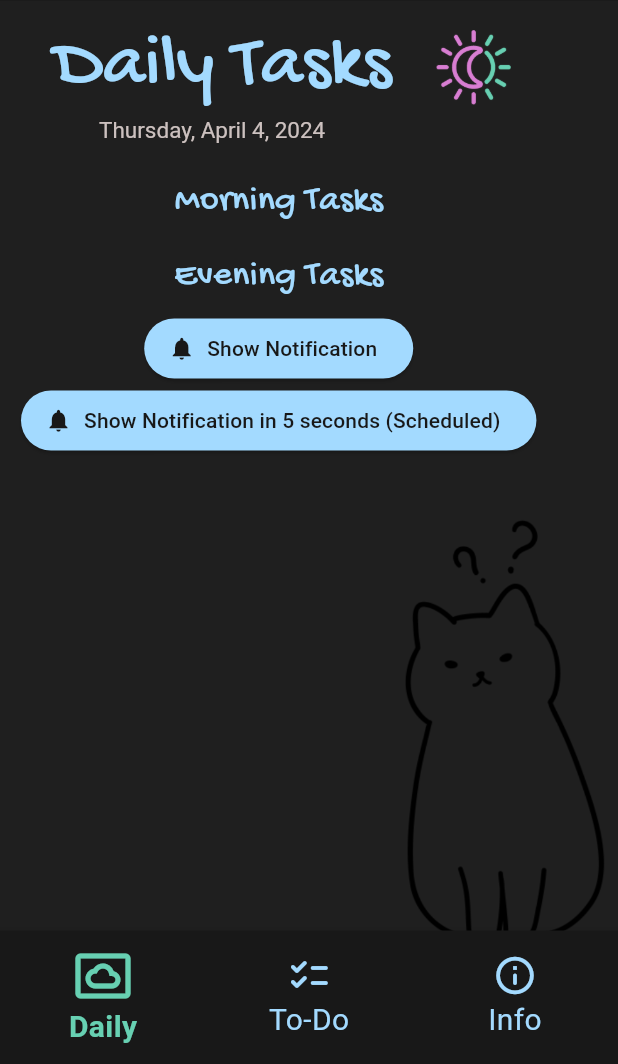
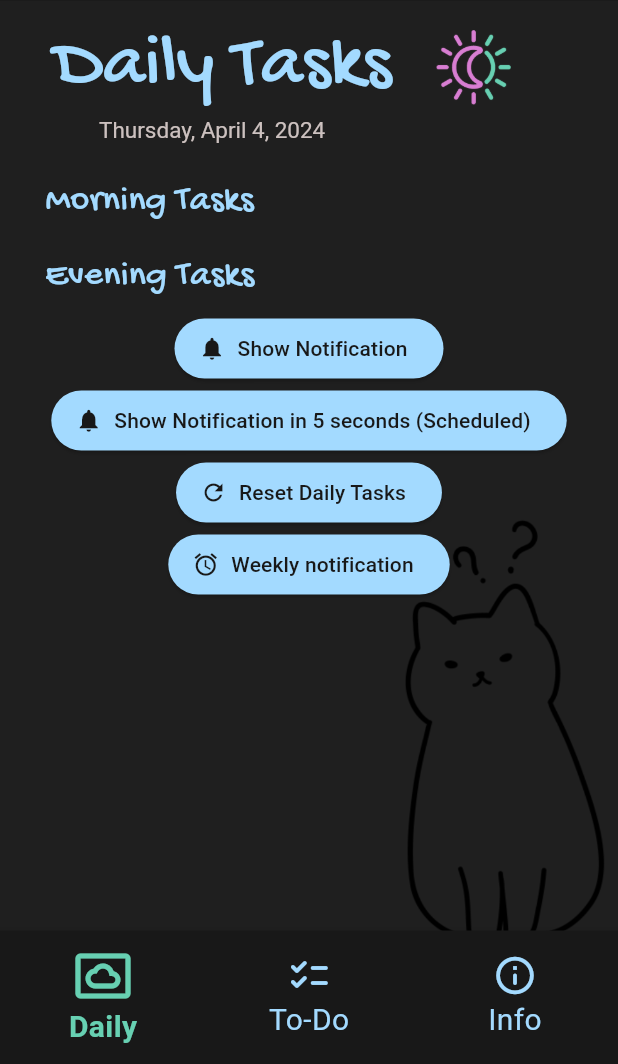
Before and after one commit to puranenjenny/scatterbrain, a Flutter app: the screen it shows after launch, after a tap on "Show Notification in 5 seconds (Schedule", on a phone screen of 412 x 824 dp, the part 172-1236 px from its top. Run offline on Flutter 3.47's test engine with Material 3 defaults, Android fonts, the phone set to English and light mode, and no system bars; our stand-ins replace flutter_local_notifications, sqflite, timezone; missing offline and left inert: android_alarm_manager_plus; accounts and stored records are empty; Roboto replaces fonts that are missing (FiraCode, FireCode).

Commit message:
daily poisto, reset alkutestit jne notificationit

```diff
--- a/lib/daily_sivu.dart
+++ b/lib/daily_sivu.dart
@@ -1,5 +1,5 @@
 import 'package:flutter/material.dart';
-import 'package:scatter_brain/api/notification_api.dart';
+import 'package:scatter_brain/notifications/notification_helper.dart';
 import 'package:intl/intl.dart';
 import 'package:scatter_brain/constants/colors.dart';
 import 'package:scatter_brain/database/daily_model.dart';
@@ -42,9 +42,53 @@
         padding: const EdgeInsets.symmetric(vertical: 8, horizontal: 16),
         child: Text(title, style: TextStyle(fontSize: 24, color: Sininen, fontFamily: 'GochiHand')),
       ),
-      for (var task in tasks)
-        Padding(
+      // Käytä ListView.builder sijaan Column widgettia paremman suorituskyvyn ja skaalautuvuuden takaamiseksi
+      ListView.builder(
+        shrinkWrap: true, // Tämä estää ListView.builderia ottamasta koko näytön korkeutta
+        physics: NeverScrollableScrollPhysics(), // Estää listan sisäisen scrollauksen
+        itemCount: tasks.length,
+        itemBuilder: (context, index) {
+          final task = tasks[index];
+          return Padding(
             padding: const EdgeInsets.symmetric(horizontal: 16),
+child: Dismissible(
+  key: Key(task.id.toString()), // uniikki avain jokaiselle tehtävälle
+  direction: DismissDirection.endToStart, // sallii pyyhkäisyn vain oikealta vasemmalle
+  confirmDismiss: (direction) async {
+    final result = await showDialog( //varmistusikkuna
+      context: context,
+      builder: (context) => AlertDialog(
+        title: Text('Remove daily task'),
+        content: Text('Do you want to delete this daily task?'),
+        actions: <Widget>[
+          TextButton(
+            onPressed: () => Navigator.of(context).pop(false),
+            child: Text('Cancel'),
+          ),
+          TextButton(
+            onPressed: () => Navigator.of(context).pop(true),
+            child: Text('Delete'),
+          ),
+        ],
+      ),
+    );
+
+    // Palauta true jos käyttäjä vahvistaa poiston, muuten false
+    return result ?? false;
+  },
+  onDismissed: (direction) {
+    // Poista tehtävä tietokannasta, jos käyttäjä vahvistaa poiston
+    DatabaseHelper.deleteDailyTask(task.id!);
+    setState(() {
+      tasks.removeAt(index); // Poista tehtävä listalta
+    });
+  },
+  background: Container(
+    color: TummaTausta,
+    child: Icon(Icons.delete, color: Pinkki),
+    alignment: Alignment.centerRight,
+    padding: EdgeInsets.symmetric(horizontal: 20.0),
+  ),
               child: CheckboxListTile(
                 title: Text(task.title, style: TextStyle(color: Turkoosi, fontFamily: 'FiraCode', fontSize: 20)),
                 value: task.done,
@@ -57,9 +101,13 @@
                 },
               ),
             ),
+          );
+        },
+      ),
     ],
   );
 }
+
 
   String _getBackgroundImage() {
     bool allMorningDone = _morningDailys.isNotEmpty && _morningDailys.every((task) => task.done);
@@ -115,8 +163,9 @@
             ),
           ),
         ),
-          SingleChildScrollView(
-            child: Padding(
+        ListView(
+          children: [
+            Padding(
               padding: const EdgeInsets.only(left: 14, right: 14, top: 0, bottom: 14),
               child: Column(
                 children: [
@@ -152,16 +201,38 @@
                     final tz.TZDateTime scheduledDate = tz.TZDateTime.now(tz.local).add(const Duration(seconds: 5));
                     await NotificationApi.show5SecondsNotification(
                       id: 1, // Uniikki ID jokaiselle ilmoitukselle
-                        title: 'Reminder',
+                      title: 'Hello there! 😊',
+                      body: 'You have unfinished tasks! Do not sink in too deep before completing them!',
+                      payload: 'payload',
+                      scheduledDate: scheduledDate, // Ajastettu aika
+                    );
+                  },
+                ),
+                _buildButton(
+                  title: 'Reset Daily Tasks',
+                  icon: Icon(Icons.refresh),
+                  onPressed: () async {
+                    await DatabaseHelper.resetAllDailysToNotDone();
+                    _loadDailys();
+                  },
+                ),
+                _buildButton(
+                  title: 'Weekly notification',
+                  icon: Icon(Icons.alarm),
+                  onPressed: () async {
+                    NotificationApi.showWeeklyNotification(
+                      id: 2,
+                      title: 'Weekly reminder',
                       body: 'You have unfinished tasks!',
                       payload: 'payload',
-                        scheduledDate: scheduledDate, // Ajastettu aika
+                      days: [DateTime.monday, DateTime.wednesday, DateTime.friday],
                     );
                   },
                 ),
                 ],
               ),
             ),
+          ],
         ),
       ],
     ),
--- a/lib/database/database_helper.dart
+++ b/lib/database/database_helper.dart
@@ -1,7 +1,8 @@
-import 'package:scatter_brain/database/daily_model.dart';
+import 'package:scatter_brain/database/daily_model.dart'; // daily luokka
+import 'package:scatter_brain/database/task_model.dart'; // task luokka
 import 'package:sqflite/sqflite.dart'; // sqflite kirjasto tietokannan käyttöön
 import 'package:path/path.dart'; // path kirjasto
-import 'package:scatter_brain/database/task_model.dart'; // task luokka
+
 
 class DatabaseHelper { // tietokannan apuluokka
   static const int _version = 1; // tietokannan versio
@@ -49,7 +50,7 @@
   static Future<List<Task>?> getTasks() async { // hae tehtävät funktio
     final db = await _getDB(); // hae tietokanta
 
-    final List<Map<String, dynamic>> maps = await db.query('Task', orderBy: 'id DESC'); // hae tehtävät tietokannasta ja järjestä id:n mukaan laskevasti
+    final List<Map<String, dynamic>> maps = await db.query('Task', orderBy: 'id DESC'); // hae tehtävät tietokannasta ja järjestä id:n mukaan laskevasti eli uusin ylös
 
     if(maps.isEmpty) return null; // jos tehtävät ovat tyhjiä, palauta null
 
@@ -82,7 +83,7 @@
     'DailyTasks', where: 'id = ?', whereArgs: [id]);
 }
 
-static Future<List<Daily>?> getDailyTasks() async {
+static Future<List<Daily>?> getDailyTasks() async { // hae kaikki daily tehtävät
   final db = await _getDB();
   final List<Map<String, dynamic>> maps = await db.query('DailyTasks');
 
@@ -95,16 +96,15 @@
 
 // daily tehtävien nollaus ja tarkistus
 
-static Future<void> resetAllDailysToNotDone() async {
+static Future<void> resetAllDailysToNotDone() async { // nollaa kaikki tehtävät joka päivä klo 5
   final Database db = await _getDB();
   await db.execute("UPDATE DailyTasks SET done = 0");
 }
 
-static Future<bool> areAllTasksDone() async {
+static Future<bool> areAllTasksDone() async { // tarkista onko kaikki tehtävät tehty, jotta voidaan päivittää kissakuvaa daily sivulla
   final Database db = await _getDB();
   final List<Map<String, dynamic>> tasks = await db.query('DailyTasks', where: 'done = 0');
   return tasks.isEmpty;
 }
 
-
 }
--- a/lib/main_sivu.dart
+++ b/lib/main_sivu.dart
@@ -1,5 +1,5 @@
 import 'package:flutter/material.dart'; // flutterin materiaalikirjasto
-import 'package:scatter_brain/api/notification_api.dart';
+import 'package:scatter_brain/notifications/notification_helper.dart';
 import 'package:scatter_brain/database/database_helper.dart';
 import 'daily_sivu.dart';
 import 'todo_sivu.dart';
@@ -19,6 +19,9 @@
   var initializationSettingsAndroid = AndroidInitializationSettings('@mipmap/ic_launcher');
   var initializationSettings = InitializationSettings(android: initializationSettingsAndroid);
   await flutterLocalNotificationsPlugin.initialize(initializationSettings);
+
+  flutterLocalNotificationsPlugin.resolvePlatformSpecificImplementation<
+    AndroidFlutterLocalNotificationsPlugin>()?.requestNotificationsPermission();
 
 
 
@@ -52,7 +55,7 @@
 Future<void> _showNotification() async {
   var androidDetails = AndroidNotificationDetails('channelId', 'channelName');
   var generalNotificationDetails = NotificationDetails(android: androidDetails);
-  await flutterLocalNotificationsPlugin.show(0, 'Reminder', 'You have unfinished tasks!', generalNotificationDetails);
+  await flutterLocalNotificationsPlugin.show(0, 'Hey there!', 'You have unfinished tasks!', generalNotificationDetails);
 }
 
 void resetDailyTasks() async {
@@ -75,8 +78,6 @@
   wakeup: true,
 );
 } */
-
-
 
 
 class MyApp extends StatelessWidget { // myapp sovellus
--- a/lib/api/notification_api.dart
+++ b/lib/notifications/notification_helper.dart
@@ -1,5 +1,3 @@
-import 'package:android_alarm_manager_plus/android_alarm_manager_plus.dart';
-import 'package:flutter/material.dart';
 import 'package:flutter_local_notifications/flutter_local_notifications.dart';
 import 'package:timezone/data/latest.dart' as tz;
 import 'package:timezone/timezone.dart' as tz;
@@ -81,7 +79,7 @@
     return showAjastettuNotification(id: id, title: title, body: body, payload: payload, scheduledDate: scheduledDate);
   }
 
-  // Vaihtoehto 3: Ilmoitus tiettyinä viikonpäivinä
+/*   // Vaihtoehto 3: Ilmoitus tiettyinä viikonpäivinä
   static Future showWeeklyNotification({
     int id = 0,
     String? title,
@@ -89,9 +87,34 @@
     String? payload,
     required List<int> days,
   }) async {
-    final scheduledDate = _ajastaWeekly(Time(10, 0), days: days);
+    final scheduledDate = _ajastaWeekly(Time(2, 0), days: days);
     return showAjastettuNotification(id: id, title: title, body: body, payload: payload, scheduledDate: scheduledDate, matchDateTimeComponents: DateTimeComponents.dayOfWeekAndTime);
-  }
+  } */
+
+// Vaihtoehto 3: Ilmoitus tiettyinä viikonpäivinä klo 14:55
+static Future showWeeklyNotification({
+  int id = 0,
+  String? title,
+  String? body,
+  String? payload,
+  required List<int> days,
+}) async {
+  // Määritä aika klo 14:55
+  final Time time = Time(14, 55);
+
+  // Ajasta ilmoitus käyttäen _ajastaWeekly-apufunktiota ja annettuja viikonpäiviä
+  final scheduledDate = _ajastaWeekly(time, days: [0, 1, 2, 3, 4,]);
+
+  // Käytä showAjastettuNotification-funktiota ilmoituksen näyttämiseen
+  return showAjastettuNotification(
+    id: id,
+    title: title,
+    body: body,
+    payload: payload,
+    scheduledDate: scheduledDate,
+    matchDateTimeComponents: DateTimeComponents.dayOfWeekAndTime,
+  );
+}
 
   // Apumetodit
   static Future showAjastettuNotification({
```
Also changed, not shown: lib/todo_sivu.dart (+7 -1 lines), 1 other file. Lines whose indentation alone changed are shown as unchanged.
